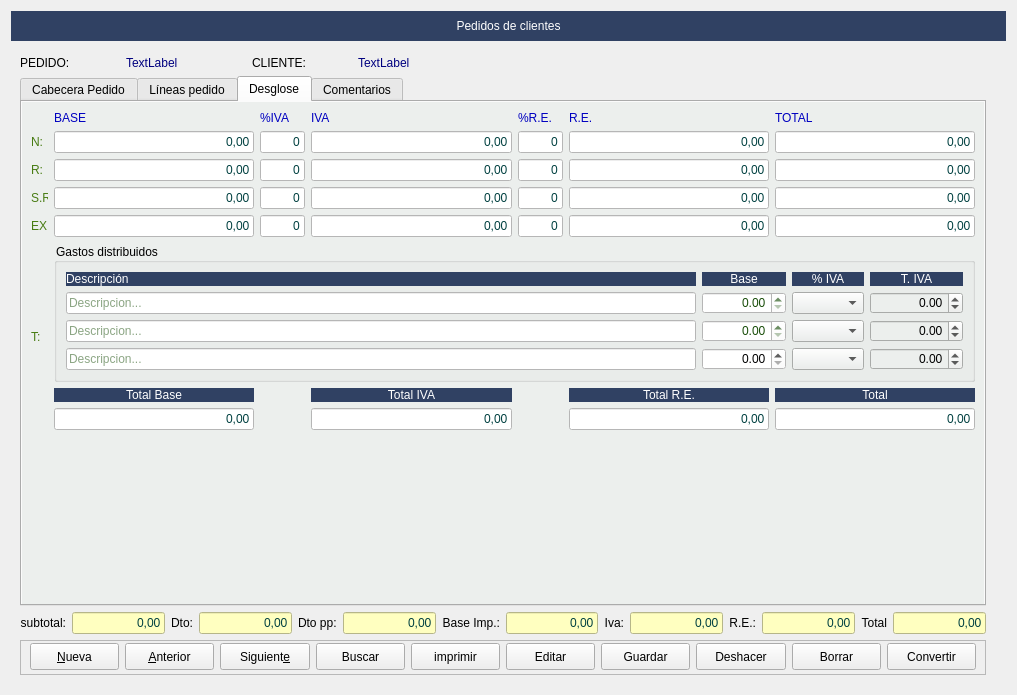
arcnexus/RedFoX, file Zona_Ventas/frmpedidos.ui: the form before one commit.
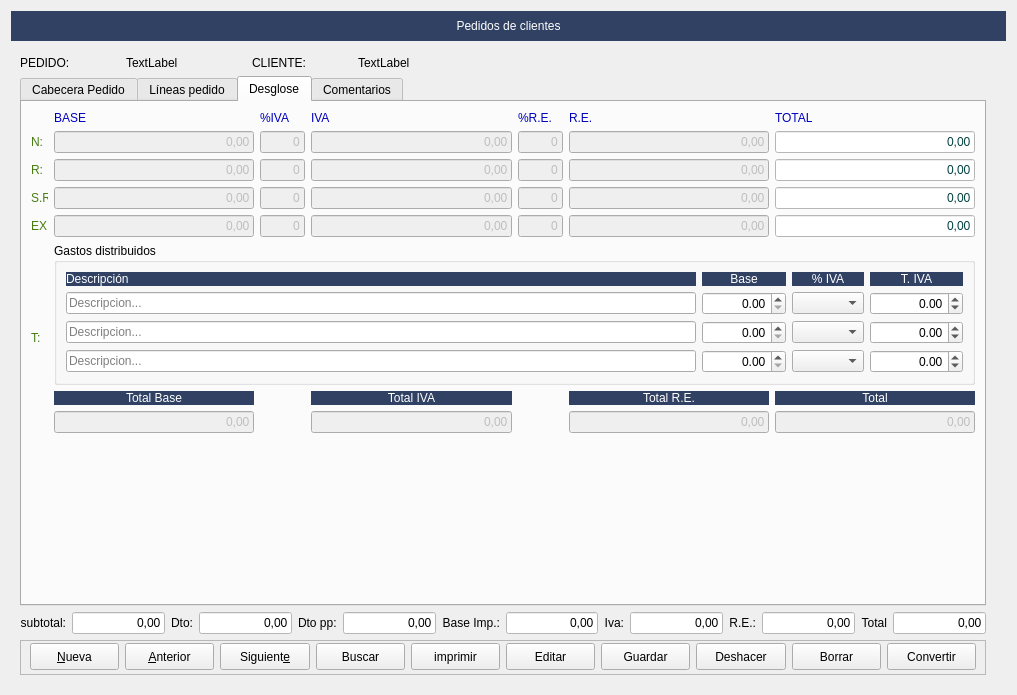
The form after the commit. The open tabs and pages were chosen to show the change. Icons and pictures are not drawn.

What changed in the file:
```diff
--- a/Zona_Ventas/frmpedidos.ui
+++ b/Zona_Ventas/frmpedidos.ui
@@ -74,9 +74,6 @@
            <height>16777215</height>
           </size>
          </property>
-         <property name="styleSheet">
-          <string notr="true">color: rgb(0, 0, 127);</string>
-         </property>
          <property name="text">
           <string>TextLabel</string>
          </property>
@@ -101,9 +98,6 @@
        </item>
        <item row="0" column="3">
         <widget class="QLabel" name="lblTopcliente">
-         <property name="styleSheet">
-          <string notr="true">color: rgb(0, 0, 127);</string>
-         </property>
          <property name="text">
           <string>TextLabel</string>
          </property>
@@ -1178,9 +1172,6 @@
           </layout>
          </widget>
          <widget class="QWidget" name="tab_7">
-          <property name="styleSheet">
-           <string notr="true">background-color: #ecefed;</string>
-          </property>
           <attribute name="title">
            <string>Desglose</string>
           </attribute>
@@ -1192,10 +1183,6 @@
                <property name="enabled">
                 <bool>false</bool>
                </property>
-               <property name="styleSheet">
-                <string notr="true">background-color: rgb(255, 255, 255);
-color: rgb(0, 64, 64);</string>
-               </property>
                <property name="text">
                 <string>0,00</string>
                </property>
@@ -1212,10 +1199,6 @@
                <property name="enabled">
                 <bool>false</bool>
                </property>
-               <property name="styleSheet">
-                <string notr="true">background-color: rgb(255, 255, 255);
-color: rgb(0, 64, 64);</string>
-               </property>
                <property name="text">
                 <string>0,00</string>
                </property>
@@ -1232,10 +1215,6 @@
                <property name="enabled">
                 <bool>false</bool>
                </property>
-               <property name="styleSheet">
-                <string notr="true">background-color: rgb(255, 255, 255);
-color: rgb(0, 64, 64);</string>
-               </property>
                <property name="text">
                 <string>0,00</string>
                </property>
@@ -1252,10 +1231,6 @@
                <property name="enabled">
                 <bool>false</bool>
                </property>
-               <property name="styleSheet">
-                <string notr="true">background-color: rgb(255, 255, 255);
-color: rgb(0, 64, 64);</string>
-               </property>
                <property name="text">
                 <string>0,00</string>
                </property>
@@ -1272,10 +1247,6 @@
                <property name="enabled">
                 <bool>false</bool>
                </property>
-               <property name="styleSheet">
-                <string notr="true">background-color: rgb(255, 255, 255);
-color: rgb(0, 64, 64);</string>
-               </property>
                <property name="text">
                 <string>0,00</string>
                </property>
@@ -1324,10 +1295,6 @@
                  <height>16777215</height>
                 </size>
                </property>
-               <property name="styleSheet">
-                <string notr="true">background-color: rgb(255, 255, 255);
-color: rgb(0, 64, 64);</string>
-               </property>
                <property name="text">
                 <string>0</string>
                </property>
@@ -1350,10 +1317,6 @@
                  <height>16777215</height>
                 </size>
                </property>
-               <property name="styleSheet">
-                <string notr="true">background-color: rgb(255, 255, 255);
-color: rgb(0, 64, 64);</string>
-               </property>
                <property name="text">
                 <string>0</string>
                </property>
@@ -1442,10 +1405,6 @@
                 </item>
                 <item row="3" column="0">
                  <widget class="QLineEdit" name="txtGastoDist3">
-                  <property name="styleSheet">
-                   <string notr="true">background-color: rgb(255, 255, 255);
-color: rgb(23, 76, 7);</string>
-                  </property>
                   <property name="placeholderText">
                    <string>Descripcion...</string>
                   </property>
@@ -1453,10 +1412,6 @@
                 </item>
                 <item row="1" column="1">
                  <widget class="QDoubleSpinBox" name="SpinGastoDist1">
-                  <property name="styleSheet">
-                   <string notr="true">background-color: rgb(255, 255, 255);
-color: rgb(23, 76, 7);</string>
-                  </property>
                   <property name="alignment">
                    <set>Qt::AlignRight|Qt::AlignTrailing|Qt::AlignVCenter</set>
                   </property>
@@ -1467,10 +1422,6 @@
                 </item>
                 <item row="2" column="1">
                  <widget class="QDoubleSpinBox" name="SpinGastoDist2">
-                  <property name="styleSheet">
-                   <string notr="true">background-color: rgb(255, 255, 255);
-color: rgb(23, 76, 7);</string>
-                  </property>
                   <property name="alignment">
                    <set>Qt::AlignRight|Qt::AlignTrailing|Qt::AlignVCenter</set>
                   </property>
@@ -1520,10 +1471,6 @@
                 </item>
                 <item row="2" column="0">
                  <widget class="QLineEdit" name="txtGastoDist2">
-                  <property name="styleSheet">
-                   <string notr="true">background-color: rgb(255, 255, 255);
-color: rgb(23, 76, 7);</string>
-                  </property>
                   <property name="placeholderText">
                    <string>Descripcion...</string>
                   </property>
@@ -1531,9 +1478,6 @@
                 </item>
                 <item row="3" column="1">
                  <widget class="QDoubleSpinBox" name="SpinGastoDist3">
-                  <property name="styleSheet">
-                   <string notr="true">background-color: rgb(255, 255, 255);</string>
-                  </property>
                   <property name="alignment">
                    <set>Qt::AlignRight|Qt::AlignTrailing|Qt::AlignVCenter</set>
                   </property>
@@ -1558,10 +1502,6 @@
                 </item>
                 <item row="1" column="0">
                  <widget class="QLineEdit" name="txtGastoDist1">
-                  <property name="styleSheet">
-                   <string notr="true">background-color: rgb(255, 255, 255);
-color: rgb(23, 76, 7);</string>
-                  </property>
                   <property name="placeholderText">
                    <string>Descripcion...</string>
                   </property>
@@ -1654,10 +1594,6 @@
                <property name="enabled">
                 <bool>false</bool>
                </property>
-               <property name="styleSheet">
-                <string notr="true">background-color: rgb(255, 255, 255);
-color: rgb(0, 64, 64);</string>
-               </property>
                <property name="text">
                 <string>0,00</string>
                </property>
@@ -1690,10 +1626,6 @@
                <property name="enabled">
                 <bool>false</bool>
                </property>
-               <property name="styleSheet">
-                <string notr="true">background-color: rgb(255, 255, 255);
-color: rgb(0, 64, 64);</string>
-               </property>
                <property name="text">
                 <string>0,00</string>
                </property>
@@ -1710,10 +1642,6 @@
                <property name="enabled">
                 <bool>false</bool>
                </property>
-               <property name="styleSheet">
-                <string notr="true">background-color: rgb(255, 255, 255);
-color: rgb(0, 64, 64);</string>
-               </property>
                <property name="text">
                 <string>0,00</string>
                </property>
@@ -1782,10 +1710,6 @@
                  <height>16777215</height>
                 </size>
                </property>
-               <property name="styleSheet">
-                <string notr="true">background-color: rgb(255, 255, 255);
-color: rgb(0, 64, 64);</string>
-               </property>
                <property name="text">
                 <string>0</string>
                </property>
@@ -1802,10 +1726,6 @@
                <property name="enabled">
                 <bool>false</bool>
                </property>
-               <property name="styleSheet">
-                <string notr="true">background-color: rgb(255, 255, 255);
-color: rgb(0, 64, 64);</string>
-               </property>
                <property name="text">
                 <string>0,00</string>
                </property>
@@ -1822,10 +1742,6 @@
                <property name="enabled">
                 <bool>false</bool>
                </property>
-               <property name="styleSheet">
-                <string notr="true">background-color: rgb(255, 255, 255);
-color: rgb(0, 64, 64);</string>
-               </property>
                <property name="text">
                 <string>0,00</string>
                </property>
@@ -1852,10 +1768,6 @@
                <property name="enabled">
                 <bool>false</bool>
                </property>
-               <property name="styleSheet">
-                <string notr="true">background-color: rgb(255, 255, 255);
-color: rgb(0, 64, 64);</string>
-               </property>
                <property name="text">
                 <string>0,00</string>
                </property>
@@ -1882,10 +1794,6 @@
                <property name="enabled">
                 <bool>false</bool>
                </property>
-               <property name="styleSheet">
-                <string notr="true">background-color: rgb(255, 255, 255);
-color: rgb(0, 64, 64);</string>
-               </property>
                <property name="text">
                 <string>0,00</string>
                </property>
@@ -1908,10 +1816,6 @@
                  <height>16777215</height>
                 </size>
                </property>
-               <property name="styleSheet">
-                <string notr="true">background-color: rgb(255, 255, 255);
-color: rgb(0, 64, 64);</string>
-               </property>
                <property name="text">
                 <string>0</string>
                </property>
@@ -1938,10 +1842,6 @@
                <property name="enabled">
                 <bool>false</bool>
                </property>
-               <property name="styleSheet">
-                <string notr="true">background-color: rgb(255, 255, 255);
-color: rgb(0, 64, 64);</string>
-               </property>
                <property name="text">
                 <string>0,00</string>
                </property>
@@ -1980,10 +1880,6 @@
                  <height>16777215</height>
                 </size>
                </property>
-               <property name="styleSheet">
-                <string notr="true">background-color: rgb(255, 255, 255);
-color: rgb(0, 64, 64);</string>
-               </property>
                <property name="text">
                 <string>0</string>
                </property>
@@ -2006,10 +1902,6 @@
                  <height>16777215</height>
                 </size>
                </property>
-               <property name="styleSheet">
-                <string notr="true">background-color: rgb(255, 255, 255);
-color: rgb(0, 64, 64);</string>
-               </property>
                <property name="text">
                 <string>0</string>
                </property>
@@ -2026,10 +1918,6 @@
                <property name="enabled">
                 <bool>false</bool>
                </property>
-               <property name="styleSheet">
-                <string notr="true">background-color: rgb(255, 255, 255);
-color: rgb(0, 64, 64);</string>
-               </property>
                <property name="text">
                 <string>0,00</string>
                </property>
@@ -2046,10 +1934,6 @@
                <property name="enabled">
                 <bool>false</bool>
                </property>
-               <property name="styleSheet">
-                <string notr="true">background-color: rgb(255, 255, 255);
-color: rgb(0, 64, 64);</string>
-               </property>
                <property name="text">
                 <string>0,00</string>
                </property>
@@ -2072,10 +1956,6 @@
                  <height>16777215</height>
                 </size>
                </property>
-               <property name="styleSheet">
-                <string notr="true">background-color: rgb(255, 255, 255);
-color: rgb(0, 64, 64);</string>
-               </property>
                <property name="text">
                 <string>0</string>
                </property>
@@ -2098,10 +1978,6 @@
                  <height>16777215</height>
                 </size>
                </property>
-               <property name="styleSheet">
-                <string notr="true">background-color: rgb(255, 255, 255);
-color: rgb(0, 64, 64);</string>
-               </property>
                <property name="text">
                 <string>0</string>
                </property>
@@ -2118,10 +1994,6 @@
                <property name="enabled">
                 <bool>false</bool>
                </property>
-               <property name="styleSheet">
-                <string notr="true">background-color: rgb(255, 255, 255);
-color: rgb(0, 64, 64);</string>
-               </property>
                <property name="text">
                 <string>0,00</string>
                </property>
@@ -2300,8 +2172,8 @@
             </size>
            </property>
            <property name="styleSheet">
-            <string notr="true">background-color: rgb(255, 255, 192);
-color: rgb(0, 64, 64);</string>
+            <string notr="true">background-color: rgb(255, 255, 255);
+color: rgb(0, 0, 0);</string>
            </property>
            <property name="text">
             <string>0,00</string>
@@ -2333,8 +2205,8 @@
             </size>
            </property>
            <property name="styleSheet">
-            <string notr="true">background-color: rgb(255, 255, 192);
-color: rgb(0, 64, 64);</string>
+            <string notr="true">background-color: rgb(255, 255, 255);
+color: rgb(0, 0, 0);</string>
            </property>
            <property name="text">
             <string>0,00</string>
@@ -2354,8 +2226,8 @@
          <item>
           <widget class="QLineEdit" name="txtDto_pp">
            <property name="styleSheet">
-            <string notr="true">background-color: rgb(255, 255, 192);
-color: rgb(0, 64, 64);</string>
+            <string notr="true">background-color: rgb(255, 255, 255);
+color: rgb(0, 0, 0);</string>
            </property>
            <property name="text">
             <string>0,00</string>
@@ -2393,8 +2265,8 @@
             </size>
            </property>
            <property name="styleSheet">
-            <string notr="true">background-color: rgb(255, 255, 192);
-color: rgb(0, 64, 64);</string>
+            <string notr="true">background-color: rgb(255, 255, 255);
+color: rgb(0, 0, 0);</string>
            </property>
            <property name="text">
             <string>0,00</string>
@@ -2429,8 +2301,8 @@
             </size>
            </property>
            <property name="styleSheet">
-            <string notr="true">background-color: rgb(255, 255, 192);
-color: rgb(0, 64, 64);</string>
+            <string notr="true">background-color: rgb(255, 255, 255);
+color: rgb(0, 0, 0);</string>
            </property>
            <property name="text">
             <string>0,00</string>
@@ -2456,8 +2328,8 @@
             <bool>false</bool>
            </property>
            <property name="styleSheet">
-            <string notr="true">background-color: rgb(255, 255, 192);
-color: rgb(0, 64, 64);</string>
+            <string notr="true">background-color: rgb(255, 255, 255);
+color: rgb(0, 0, 0);</string>
            </property>
            <property name="text">
             <string>0,00</string>
@@ -2489,8 +2361,8 @@
             </size>
            </property>
            <property name="styleSheet">
-            <string notr="true">background-color: rgb(255, 255, 192);
-color: rgb(0, 64, 64);</string>
+            <string notr="true">background-color: rgb(255, 255, 255);
+color: rgb(0, 0, 0);</string>
            </property>
            <property name="text">
             <string>0,00</string>
```
Left out of the diff: 127 changed lines with no effect on the pictures.
